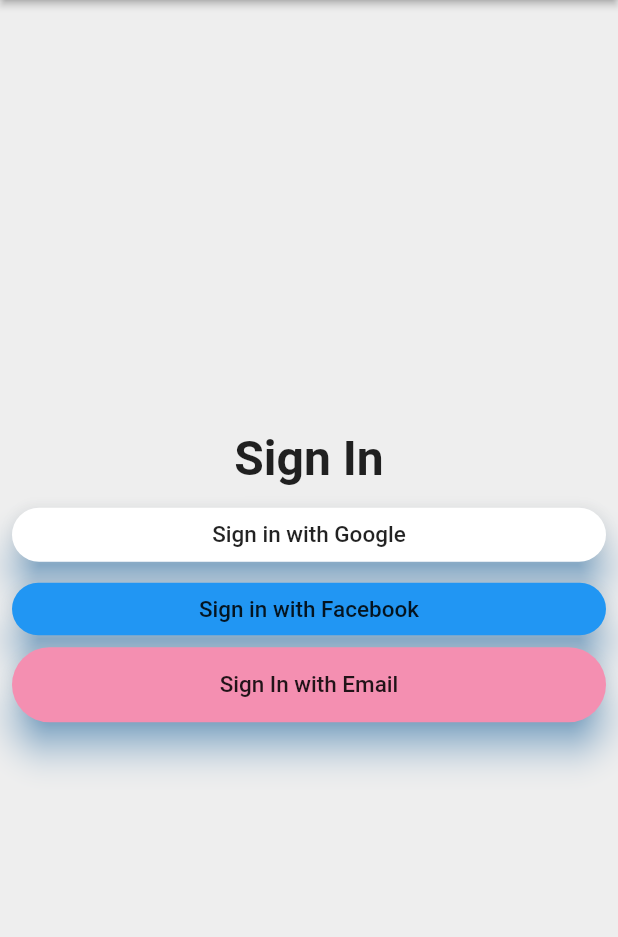
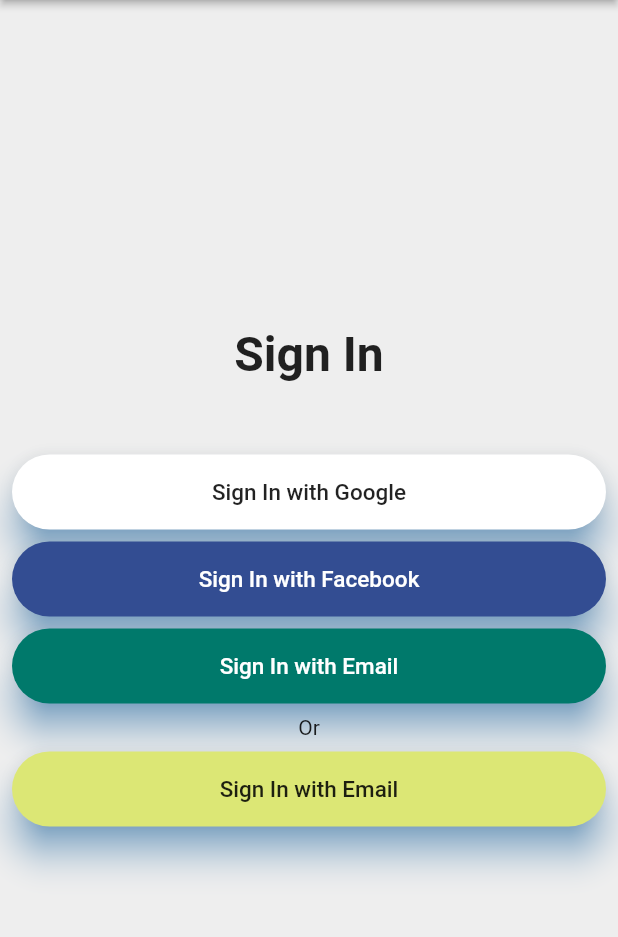
Before and after one commit to D-scientist/time-tracker-flutter, a Flutter app: the screen it shows after launch, on a phone screen of 412 x 824 dp, the part 84-1021 px from its top. Run offline on Flutter 3.47's test engine with Material 2 defaults, Android fonts, the phone set to English and light mode, and no system bars; missing offline and left inert: dart:ffi.

Commit message:
Sign in buttons Completed

```diff
--- a/lib/app/sign_in/sign_in_page.dart
+++ b/lib/app/sign_in/sign_in_page.dart
@@ -33,38 +33,26 @@
             ),
           ),
           SizedBox(
-            height: 8.0,
+            height: 48.0,
           ),
-          ElevatedButton(
+          SignInButton(
+            text: "Sign In with Google",
             onPressed: _signInWithGoogle,
-            child: Text(
-              'Sign in with Google',
-              style: TextStyle(
-                color: Colors.black87,
-                fontSize: 15.0,
-              ),
-            ),
-            style: ElevatedButton.styleFrom(
-              primary: Colors.white,
-              elevation: 10,
-              shadowColor: Colors.blue,
-              shape: RoundedRectangleBorder(
-                borderRadius: BorderRadius.circular(30),
-              ),
-            ),
+            color: Colors.white,
+            textColor: Colors.black87,
+            buttonRadius: 30,
+            height: 50,
           ),
           SizedBox(
             height: 8.0,
           ),
-          CustomElevatedButton(
-            child: Text(
-              "Sign in with Facebook",
-              style: TextStyle(color: Colors.black87, fontSize: 15.0),
-            ),
-            color: Colors.blue,
-            borderRadius: 30,
+          SignInButton(
+            text: "Sign In with Facebook",
             onPressed: _signInWithGoogle,
-            height: 35,
+            color: Color(0xFF334D92),
+            textColor: Colors.white,
+            buttonRadius: 30,
+            height: 50,
           ),
           SizedBox(
             height: 8.0,
@@ -73,7 +61,26 @@
             text: "Sign In with Email",
             onPressed: _signInWithGoogle,
             buttonRadius: 30,
-            color: Colors.pink[200],
+            color: Colors.teal[700],
+            textColor: Colors.white,
+            height: 50,
+          ),
+          SizedBox(
+            height: 8.0,
+          ),
+          Text(
+            'Or',
+            style: TextStyle(fontSize: 14.0, color: Colors.black87),
+            textAlign: TextAlign.center,
+          ),
+          SizedBox(
+            height: 8.0,
+          ),
+          SignInButton(
+            text: "Sign In with Email",
+            onPressed: _signInWithGoogle,
+            buttonRadius: 30,
+            color: Colors.lime[300],
             textColor: Colors.black87,
             height: 50,
           )
```
